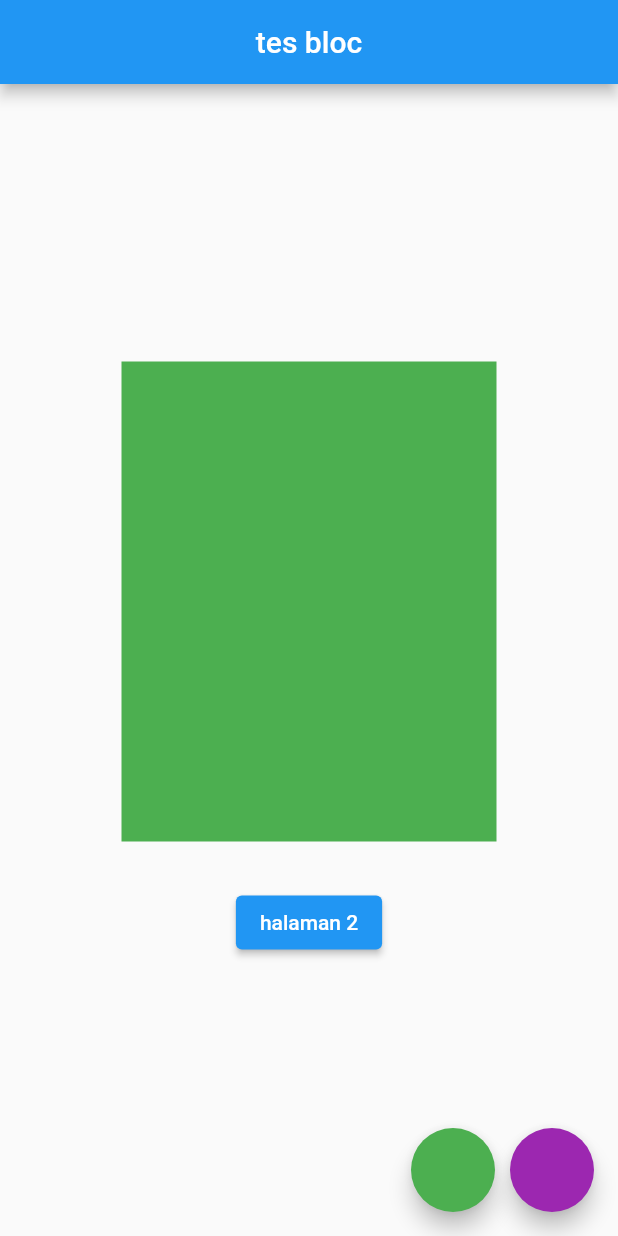
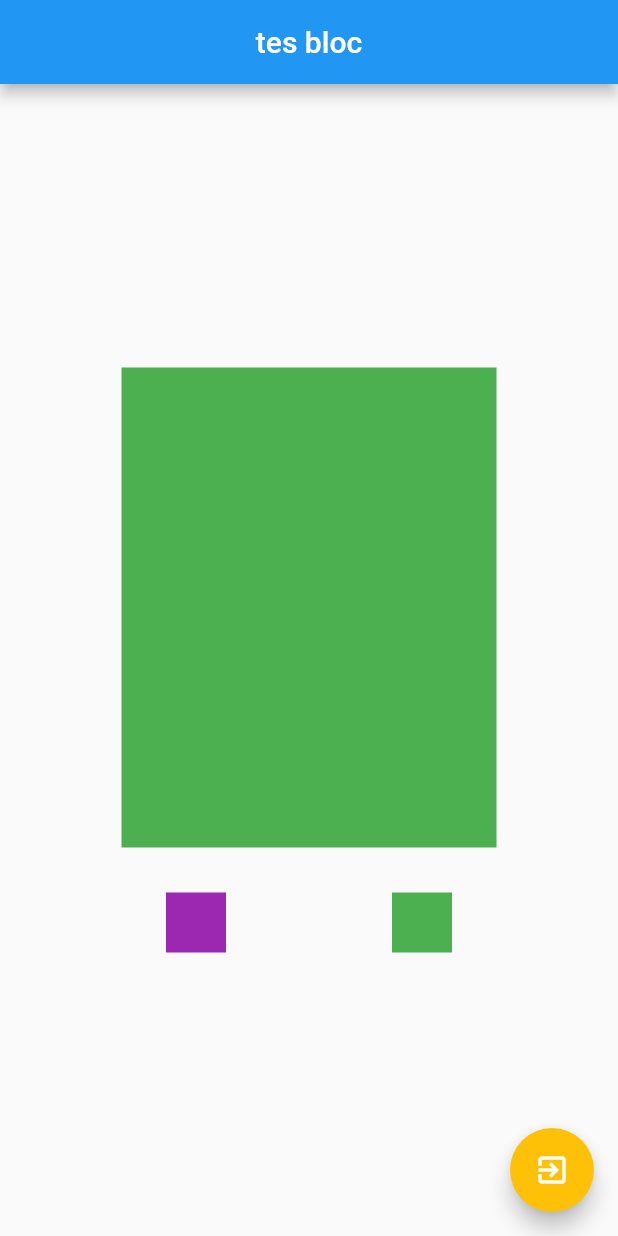
Before and after one commit to cybaric/tes_bloc, a Flutter app: the screen it shows after launch, on a phone screen of 412 x 824 dp. Run offline on Flutter 3.47's test engine with Material 2 defaults, Android fonts, the phone set to English and light mode, and no system bars; our stand-ins replace bloc, flutter_bloc.

Commit message:
update tombol

```diff
--- a/lib/main.dart
+++ b/lib/main.dart
@@ -22,27 +22,20 @@ class MainPage extends StatelessWidget {
   @override
   Widget build(BuildContext context) {
     return Scaffold(
-      floatingActionButton:
-          Row(mainAxisAlignment: MainAxisAlignment.end, children: <Widget>[
-        FloatingActionButton(
-            backgroundColor: Colors.green,
-            onPressed: () =>
-                context.read<ColorBloc>().add(ColorEvent.to_green)),
-        SizedBox(
-          width: 10,
-        ),
-        FloatingActionButton(
-            backgroundColor: Colors.purple,
-            onPressed: () =>
-                context.read<ColorBloc>().add(ColorEvent.to_purple))
-      ]),
+      floatingActionButton: FloatingActionButton(
+          backgroundColor: Colors.amber,
+          child: Icon(Icons.exit_to_app),
+          onPressed: () {
+            Navigator.push(context, MaterialPageRoute(builder: (context) {
+              return Page2();
+            }));
+          }),
       appBar: AppBar(
         title: Center(child: Text('tes bloc')),
       ),
       body: Center(
-        child: Column(
-            mainAxisAlignment: MainAxisAlignment.center,
-            children: <Widget>[
+        child: Column(mainAxisAlignment: MainAxisAlignment.center, children: <
+            Widget>[
           BlocBuilder<ColorBloc, Color>(
             builder: (context, color) => AnimatedContainer(
               width: 250,
@@ -54,14 +47,20 @@ class MainPage extends StatelessWidget {
           SizedBox(
             height: 30,
           ),
-              ElevatedButton(
-                  onPressed: () {
-                    Navigator.push(context,
-                        MaterialPageRoute(builder: (context) {
-                      return Page2();
-                    }));
-                  },
-                  child: Text('halaman 2'))
+          Row(
+            mainAxisAlignment: MainAxisAlignment.spaceEvenly,
+            children: [
+              GestureDetector(
+                  onTap: () =>
+                      context.read<ColorBloc>().add(ColorEvent.to_purple),
+                  child:
+                      Container(color: Colors.purple, width: 40, height: 40)),
+              GestureDetector(
+                  onTap: () =>
+                      context.read<ColorBloc>().add(ColorEvent.to_green),
+                  child: Container(color: Colors.green, width: 40, height: 40)),
+            ],
+          ),
         ]),
       ),
     );
```
Lines whose indentation alone changed are shown as unchanged.
